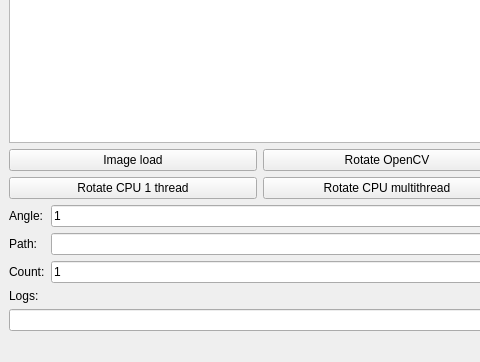
ren-ashir/ImgAffineTransformation, file outlineImpl/imgtestgui.ui: the form before one commit; both pictures show x 0 to 480 and y 455 to 817 of the 774 by 817 pixel window.
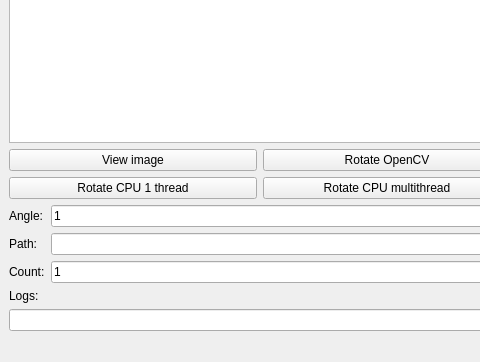
The form after the commit.

Patch:
```diff
--- a/outlineImpl/imgtestgui.ui
+++ b/outlineImpl/imgtestgui.ui
@@ -46,7 +46,7 @@
         <item row="0" column="0">
          <widget class="QPushButton" name="pushButton">
           <property name="text">
-           <string>Image load</string>
+           <string>View image</string>
           </property>
          </widget>
         </item>
```
